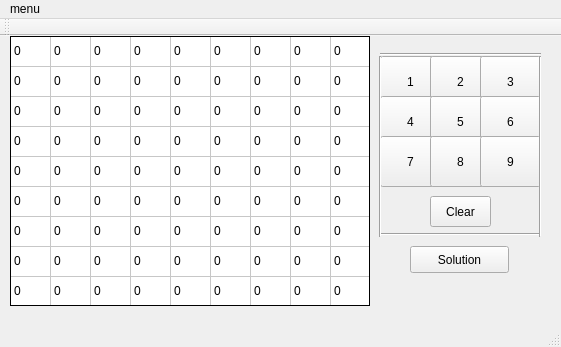
The window that mainwindow.ui (kunhwiko/Sudoku) describes before a commit, drawn with Qt 5.
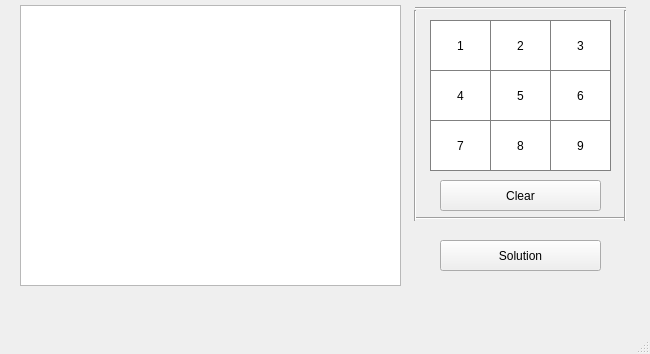
The same window after the commit.

Patch:
```diff
--- a/mainwindow.ui
+++ b/mainwindow.ui
@@ -6,16 +6,10 @@
    <rect>
     <x>0</x>
     <y>0</y>
-    <width>561</width>
-    <height>347</height>
+    <width>650</width>
+    <height>354</height>
    </rect>
   </property>
-  <property name="sizePolicy">
-   <sizepolicy hsizetype="Maximum" vsizetype="Preferred">
-    <horstretch>0</horstretch>
-    <verstretch>0</verstretch>
-   </sizepolicy>
-  </property>
   <property name="windowTitle">
    <string>sudoku!</string>
   </property>
@@ -23,567 +17,21 @@
    <widget class="QPushButton" name="solve">
     <property name="geometry">
      <rect>
-      <x>410</x>
-      <y>210</y>
-      <width>99</width>
-      <height>27</height>
-     </rect>
-    </property>
-    <property name="text">
-     <string>Solution</string>
-    </property>
-   </widget>
-   <widget class="QTableWidget" name="sudoku_board">
-    <property name="geometry">
-     <rect>
-      <x>10</x>
-      <y>0</y>
-      <width>360</width>
-      <height>270</height>
-     </rect>
-    </property>
-    <property name="minimumSize">
-     <size>
-      <width>360</width>
-      <height>270</height>
-     </size>
-    </property>
-    <property name="styleSheet">
-     <string notr="true">QTableWidget {
-border : 1px solid black;
-}</string>
-    </property>
-    <property name="verticalScrollBarPolicy">
-     <enum>Qt::ScrollBarAlwaysOff</enum>
-    </property>
-    <property name="horizontalScrollBarPolicy">
-     <enum>Qt::ScrollBarAlwaysOff</enum>
-    </property>
-    <property name="editTriggers">
-     <set>QAbstractItemView::NoEditTriggers</set>
-    </property>
-    <attribute name="horizontalHeaderVisible">
-     <bool>false</bool>
-    </attribute>
-    <attribute name="horizontalHeaderMinimumSectionSize">
-     <number>40</number>
-    </attribute>
-    <attribute name="horizontalHeaderDefaultSectionSize">
-     <number>40</number>
-    </attribute>
-    <attribute name="horizontalHeaderHighlightSections">
-     <bool>true</bool>
-    </attribute>
-    <attribute name="verticalHeaderVisible">
-     <bool>false</bool>
-    </attribute>
-    <row>
-     <property name="text">
-      <string>新建行</string>
-     </property>
-    </row>
-    <row>
-     <property name="text">
-      <string>新建行</string>
-     </property>
-    </row>
-    <row>
-     <property name="text">
-      <string>新建行</string>
-     </property>
-    </row>
-    <row>
-     <property name="text">
-      <string>新建行</string>
-     </property>
-    </row>
-    <row>
-     <property name="text">
-      <string>新建行</string>
-     </property>
-    </row>
-    <row>
-     <property name="text">
-      <string>新建行</string>
-     </property>
-    </row>
-    <row>
-     <property name="text">
-      <string>新建行</string>
-     </property>
-    </row>
-    <row>
-     <property name="text">
-      <string>新建行</string>
-     </property>
-    </row>
-    <row>
-     <property name="text">
-      <string>新建行</string>
-     </property>
-    </row>
-    <column>
-     <property name="text">
-      <string>新建列</string>
-     </property>
-    </column>
-    <column>
-     <property name="text">
-      <string>新建列</string>
-     </property>
-    </column>
-    <column>
-     <property name="text">
-      <string>新建列</string>
-     </property>
-    </column>
-    <column>
-     <property name="text">
-      <string>新建列</string>
-     </property>
-    </column>
-    <column>
-     <property name="text">
-      <string>新建列</string>
-     </property>
-    </column>
-    <column>
-     <property name="text">
-      <string>新建列</string>
-     </property>
-    </column>
-    <column>
-     <property name="text">
-      <string>新建列</string>
-     </property>
-    </column>
-    <column>
-     <property name="text">
-      <string>新建列</string>
-     </property>
-    </column>
-    <column>
-     <property name="text">
-      <string>新建列</string>
-     </property>
-    </column>
-    <item row="0" column="0">
-     <property name="text">
-      <string>0</string>
-     </property>
-    </item>
-    <item row="0" column="1">
-     <property name="text">
-      <string>0</string>
-     </property>
-    </item>
-    <item row="0" column="2">
-     <property name="text">
-      <string>0</string>
-     </property>
-    </item>
-    <item row="0" column="3">
-     <property name="text">
-      <string>0</string>
-     </property>
-    </item>
-    <item row="0" column="4">
-     <property name="text">
-      <string>0</string>
-     </property>
-    </item>
-    <item row="0" column="5">
-     <property name="text">
-      <string>0</string>
-     </property>
-    </item>
-    <item row="0" column="6">
-     <property name="text">
-      <string>0</string>
-     </property>
-    </item>
-    <item row="0" column="7">
-     <property name="text">
-      <string>0</string>
-     </property>
-    </item>
-    <item row="0" column="8">
-     <property name="text">
-      <string>0</string>
-     </property>
-    </item>
-    <item row="1" column="0">
-     <property name="text">
-      <string>0</string>
-     </property>
-    </item>
-    <item row="1" column="1">
-     <property name="text">
-      <string>0</string>
-     </property>
-    </item>
-    <item row="1" column="2">
-     <property name="text">
-      <string>0</string>
-     </property>
-    </item>
-    <item row="1" column="3">
-     <property name="text">
-      <string>0</string>
-     </property>
-    </item>
-    <item row="1" column="4">
-     <property name="text">
-      <string>0</string>
-     </property>
-    </item>
-    <item row="1" column="5">
-     <property name="text">
-      <string>0</string>
-     </property>
-    </item>
-    <item row="1" column="6">
-     <property name="text">
-      <string>0</string>
-     </property>
-    </item>
-    <item row="1" column="7">
-     <property name="text">
-      <string>0</string>
-     </property>
-    </item>
-    <item row="1" column="8">
-     <property name="text">
-      <string>0</string>
-     </property>
-    </item>
-    <item row="2" column="0">
-     <property name="text">
-      <string>0</string>
-     </property>
-    </item>
-    <item row="2" column="1">
-     <property name="text">
-      <string>0</string>
-     </property>
-    </item>
-    <item row="2" column="2">
-     <property name="text">
-      <string>0</string>
-     </property>
-    </item>
-    <item row="2" column="3">
-     <property name="text">
-      <string>0</string>
-     </property>
-    </item>
-    <item row="2" column="4">
-     <property name="text">
-      <string>0</string>
-     </property>
-    </item>
-    <item row="2" column="5">
-     <property name="text">
-      <string>0</string>
-     </property>
-    </item>
-    <item row="2" column="6">
-     <property name="text">
-      <string>0</string>
-     </property>
-    </item>
-    <item row="2" column="7">
-     <property name="text">
-      <string>0</string>
-     </property>
-    </item>
-    <item row="2" column="8">
-     <property name="text">
-      <string>0</string>
-     </property>
-    </item>
-    <item row="3" column="0">
-     <property name="text">
-      <string>0</string>
-     </property>
-    </item>
-    <item row="3" column="1">
-     <property name="text">
-      <string>0</string>
-     </property>
-    </item>
-    <item row="3" column="2">
-     <property name="text">
-      <string>0</string>
-     </property>
-    </item>
-    <item row="3" column="3">
-     <property name="text">
-      <string>0</string>
-     </property>
-    </item>
-    <item row="3" column="4">
-     <property name="text">
-      <string>0</string>
-     </property>
-    </item>
-    <item row="3" column="5">
-     <property name="text">
-      <string>0</string>
-     </property>
-    </item>
-    <item row="3" column="6">
-     <property name="text">
-      <string>0</string>
-     </property>
-    </item>
-    <item row="3" column="7">
-     <property name="text">
-      <string>0</string>
-     </property>
-    </item>
-    <item row="3" column="8">
-     <property name="text">
-      <string>0</string>
-     </property>
-    </item>
-    <item row="4" column="0">
-     <property name="text">
-      <string>0</string>
-     </property>
-    </item>
-    <item row="4" column="1">
-     <property name="text">
-      <string>0</string>
-     </property>
-    </item>
-    <item row="4" column="2">
-     <property name="text">
-      <string>0</string>
-     </property>
-    </item>
-    <item row="4" column="3">
-     <property name="text">
-      <string>0</string>
-     </property>
-    </item>
-    <item row="4" column="4">
-     <property name="text">
-      <string>0</string>
-     </property>
-    </item>
-    <item row="4" column="5">
-     <property name="text">
-      <string>0</string>
-     </property>
-    </item>
-    <item row="4" column="6">
-     <property name="text">
-      <string>0</string>
-     </property>
-    </item>
-    <item row="4" column="7">
-     <property name="text">
-      <string>0</string>
-     </property>
-    </item>
-    <item row="4" column="8">
-     <property name="text">
-      <string>0</string>
-     </property>
-    </item>
-    <item row="5" column="0">
-     <property name="text">
-      <string>0</string>
-     </property>
-    </item>
-    <item row="5" column="1">
-     <property name="text">
-      <string>0</string>
-     </property>
-    </item>
-    <item row="5" column="2">
-     <property name="text">
-      <string>0</string>
-     </property>
-    </item>
-    <item row="5" column="3">
-     <property name="text">
-      <string>0</string>
-     </property>
-    </item>
-    <item row="5" column="4">
-     <property name="text">
-      <string>0</string>
-     </property>
-    </item>
-    <item row="5" column="5">
-     <property name="text">
-      <string>0</string>
-     </property>
-    </item>
-    <item row="5" column="6">
-     <property name="text">
-      <string>0</string>
-     </property>
-    </item>
-    <item row="5" column="7">
-     <property name="text">
-      <string>0</string>
-     </property>
-    </item>
-    <item row="5" column="8">
-     <property name="text">
-      <string>0</string>
-     </property>
-    </item>
-    <item row="6" column="0">
-     <property name="text">
-      <string>0</string>
-     </property>
-    </item>
-    <item row="6" column="1">
-     <property name="text">
-      <string>0</string>
-     </property>
-    </item>
-    <item row="6" column="2">
-     <property name="text">
-      <string>0</string>
-     </property>
-    </item>
-    <item row="6" column="3">
-     <property name="text">
-      <string>0</string>
-     </property>
-    </item>
-    <item row="6" column="4">
-     <property name="text">
-      <string>0</string>
-     </property>
-    </item>
-    <item row="6" column="5">
-     <property name="text">
-      <string>0</string>
-     </property>
-    </item>
-    <item row="6" column="6">
-     <property name="text">
-      <string>0</string>
-     </property>
-    </item>
-    <item row="6" column="7">
-     <property name="text">
-      <string>0</string>
-     </property>
-    </item>
-    <item row="6" column="8">
-     <property name="text">
-      <string>0</string>
-     </property>
-    </item>
-    <item row="7" column="0">
-     <property name="text">
-      <string>0</string>
-     </property>
-    </item>
-    <item row="7" column="1">
-     <property name="text">
-      <string>0</string>
-     </property>
-    </item>
-    <item row="7" column="2">
-     <property name="text">
-      <string>0</string>
-     </property>
-    </item>
-    <item row="7" column="3">
-     <property name="text">
-      <string>0</string>
-     </property>
-    </item>
-    <item row="7" column="4">
-     <property name="text">
-      <string>0</string>
-     </property>
-    </item>
-    <item row="7" column="5">
-     <property name="text">
-      <string>0</string>
-     </property>
-    </item>
-    <item row="7" column="6">
-     <property name="text">
-      <string>0</string>
-     </property>
-    </item>
-    <item row="7" column="7">
-     <property name="text">
-      <string>0</string>
-     </property>
-    </item>
-    <item row="7" column="8">
-     <property name="text">
-      <string>0</string>
-     </property>
-    </item>
-    <item row="8" column="0">
-     <property name="text">
-      <string>0</string>
-     </property>
-    </item>
-    <item row="8" column="1">
-     <property name="text">
-      <string>0</string>
-     </property>
-    </item>
-    <item row="8" column="2">
-     <property name="text">
-      <string>0</string>
-     </property>
-    </item>
-    <item row="8" column="3">
-     <property name="text">
-      <string>0</string>
-     </property>
-    </item>
-    <item row="8" column="4">
-     <property name="text">
-      <string>0</string>
-     </property>
-    </item>
-    <item row="8" column="5">
-     <property name="text">
-      <string>0</string>
-     </property>
-    </item>
-    <item row="8" column="6">
-     <property name="text">
-      <string>0</string>
-     </property>
-    </item>
-    <item row="8" column="7">
-     <property name="text">
-      <string>0</string>
-     </property>
-    </item>
-    <item row="8" column="8">
-     <property name="text">
-      <string>0</string>
-     </property>
-    </item>
-   </widget>
-   <widget class="QPushButton" name="pushButton">
-    <property name="geometry">
-     <rect>
-      <x>380</x>
+      <x>430</x>
       <y>20</y>
       <width>61</width>
       <height>51</height>
      </rect>
     </property>
+    <property name="sizePolicy">
+     <sizepolicy hsizetype="MinimumExpanding" vsizetype="Fixed">
+      <horstretch>0</horstretch>
+      <verstretch>0</verstretch>
+     </sizepolicy>
+    </property>
     <property name="styleSheet">
-     <string notr="true"/>
+     <string notr="true">background-color : white;
+border : 1px solid gray;</string>
     </property>
     <property name="text">
      <string>1</string>
@@ -592,27 +40,21 @@
    <widget class="QPushButton" name="pushButton_2">
     <property name="geometry">
      <rect>
-      <x>430</x>
+      <x>550</x>
       <y>20</y>
       <width>61</width>
       <height>51</height>
      </rect>
     </property>
+    <property name="sizePolicy">
+     <sizepolicy hsizetype="MinimumExpanding" vsizetype="Fixed">
+      <horstretch>0</horstretch>
+      <verstretch>0</verstretch>
+     </sizepolicy>
+    </property>
     <property name="styleSheet">
-     <string notr="true"/>
-    </property>
-    <property name="text">
-     <string>2</string>
-    </property>
-   </widget>
-   <widget class="QPushButton" name="pushButton_3">
-    <property name="geometry">
-     <rect>
-      <x>480</x>
-      <y>20</y>
-      <width>61</width>
-      <height>51</height>
-     </rect>
+     <string notr="true">background-color : white;
+border : 1px solid gray;</string>
     </property>
     <property name="text">
      <string>3</string>
@@ -621,11 +63,55 @@
    <widget class="QPushButton" name="pushButton_4">
     <property name="geometry">
      <rect>
-      <x>380</x>
-      <y>60</y>
+      <x>490</x>
+      <y>20</y>
       <width>61</width>
       <height>51</height>
      </rect>
+    </property>
+    <property name="sizePolicy">
+     <sizepolicy hsizetype="MinimumExpanding" vsizetype="Fixed">
+      <horstretch>0</horstretch>
+      <verstretch>0</verstretch>
+     </sizepolicy>
+    </property>
+    <property name="styleSheet">
+     <string notr="true">background-color : white;
+border : 1px solid gray;</string>
+    </property>
+    <property name="text">
+     <string>2</string>
+    </property>
+   </widget>
+   <widget class="QPushButton" name="button6">
+    <property name="geometry">
+     <rect>
+      <x>550</x>
+      <y>70</y>
+      <width>61</width>
+      <height>51</height>
+     </rect>
+    </property>
+    <property name="styleSheet">
+     <string notr="true">background-color : white;
+border : 1px solid gray;</string>
+    </property>
+    <property name="text">
+     <string>6</string>
+    </property>
+   </widget>
+   <widget class="QPushButton" name="button4">
+    <property name="geometry">
+     <rect>
+      <x>430</x>
+      <y>70</y>
+      <width>61</width>
+      <height>51</height>
+     </rect>
+    </property>
+    <property name="styleSheet">
+     <string notr="true">background-color : white;
+border : 1px solid gray;</string>
     </property>
     <property name="text">
      <string>4</string>
@@ -634,14 +120,15 @@
    <widget class="QPushButton" name="pushButton_5">
     <property name="geometry">
      <rect>
-      <x>430</x>
-      <y>60</y>
+      <x>490</x>
+      <y>70</y>
       <width>61</width>
       <height>51</height>
      </rect>
     </property>
     <property name="styleSheet">
-     <string notr="true"/>
+     <string notr="true">background-color : white;
+border : 1px solid gray;</string>
     </property>
     <property name="text">
      <string>5</string>
@@ -650,25 +137,33 @@
    <widget class="QPushButton" name="pushButton_6">
     <property name="geometry">
      <rect>
-      <x>480</x>
-      <y>60</y>
+      <x>550</x>
+      <y>120</y>
       <width>61</width>
       <height>51</height>
      </rect>
     </property>
+    <property name="styleSheet">
+     <string notr="true">background-color : white;
+border : 1px solid gray;</string>
+    </property>
     <property name="text">
-     <string>6</string>
+     <string>9</string>
     </property>
    </widget>
    <widget class="QPushButton" name="pushButton_7">
     <property name="geometry">
      <rect>
-      <x>380</x>
-      <y>100</y>
+      <x>430</x>
+      <y>120</y>
       <width>61</width>
       <height>51</height>
      </rect>
     </property>
+    <property name="styleSheet">
+     <string notr="true">background-color : white;
+border : 1px solid gray;</string>
+    </property>
     <property name="text">
      <string>7</string>
     </property>
@@ -676,12 +171,16 @@
    <widget class="QPushButton" name="pushButton_8">
     <property name="geometry">
      <rect>
-      <x>430</x>
-      <y>100</y>
+      <x>490</x>
+      <y>120</y>
       <width>61</width>
       <height>51</height>
      </rect>
     </property>
+    <property name="styleSheet">
+     <string notr="true">background-color : white;
+border : 1px solid gray;</string>
+    </property>
     <property name="text">
      <string>8</string>
     </property>
@@ -689,22 +188,9 @@
    <widget class="QPushButton" name="pushButton_9">
     <property name="geometry">
      <rect>
-      <x>480</x>
-      <y>100</y>
-      <width>61</width>
-      <height>51</height>
-     </rect>
-    </property>
-    <property name="text">
-     <string>9</string>
-    </property>
-   </widget>
-   <widget class="QPushButton" name="pushButton_10">
-    <property name="geometry">
-     <rect>
-      <x>430</x>
-      <y>160</y>
-      <width>61</width>
+      <x>440</x>
+      <y>180</y>
+      <width>161</width>
       <height>31</height>
      </rect>
     </property>
@@ -712,18 +198,28 @@
      <string>Clear</string>
     </property>
    </widget>
+   <widget class="QPushButton" name="Solution">
+    <property name="geometry">
+     <rect>
+      <x>440</x>
+      <y>240</y>
+      <width>161</width>
+      <height>31</height>
+     </rect>
+    </property>
+    <property name="text">
+     <string>Solution</string>
+    </property>
+   </widget>
    <widget class="Line" name="line">
     <property name="geometry">
      <rect>
-      <x>380</x>
-      <y>10</y>
-      <width>161</width>
+      <x>415</x>
+      <y>0</y>
+      <width>211</width>
       <height>16</height>
      </rect>
     </property>
-    <property name="styleSheet">
-     <string notr="true">line-&gt;setStyleSheet(QString(&quot;background-color: #0000FF;&quot;));</string>
-    </property>
     <property name="orientation">
      <enum>Qt::Horizontal</enum>
     </property>
@@ -731,15 +227,12 @@
    <widget class="Line" name="line_2">
     <property name="geometry">
      <rect>
-      <x>380</x>
-      <y>190</y>
-      <width>161</width>
+      <x>415</x>
+      <y>210</y>
+      <width>211</width>
       <height>16</height>
      </rect>
     </property>
-    <property name="styleSheet">
-     <string notr="true"/>
-    </property>
     <property name="orientation">
      <enum>Qt::Horizontal</enum>
     </property>
@@ -747,10 +240,10 @@
    <widget class="Line" name="line_3">
     <property name="geometry">
      <rect>
-      <x>370</x>
-      <y>20</y>
-      <width>20</width>
-      <height>181</height>
+      <x>405</x>
+      <y>10</y>
+      <width>21</width>
+      <height>211</height>
      </rect>
     </property>
     <property name="orientation">
@@ -760,78 +253,61 @@
    <widget class="Line" name="line_4">
     <property name="geometry">
      <rect>
-      <x>530</x>
-      <y>20</y>
-      <width>20</width>
-      <height>181</height>
+      <x>615</x>
+      <y>10</y>
+      <width>21</width>
+      <height>211</height>
      </rect>
     </property>
-    <property name="styleSheet">
-     <string notr="true">background-color : 1px solid black;</string>
-    </property>
     <property name="orientation">
      <enum>Qt::Vertical</enum>
     </property>
    </widget>
-   <zorder>sudoku_board</zorder>
-   <zorder>solve</zorder>
-   <zorder>pushButton</zorder>
-   <zorder>pushButton_2</zorder>
-   <zorder>pushButton_3</zorder>
-   <zorder>pushButton_4</zorder>
-   <zorder>pushButton_5</zorder>
-   <zorder>pushButton_6</zorder>
-   <zorder>pushButton_7</zorder>
-   <zorder>pushButton_8</zorder>
-   <zorder>pushButton_9</zorder>
-   <zorder>pushButton_10</zorder>
-   <zorder>line</zorder>
-   <zorder>line_2</zorder>
-   <zorder>line_3</zorder>
-   <zorder>line_4</zorder>
+   <widget class="QTableView" name="sudoku_board">
+    <property name="enabled">
+     <bool>true</bool>
+    </property>
+    <property name="geometry">
+     <rect>
+      <x>20</x>
+      <y>5</y>
+      <width>381</width>
+      <height>281</height>
+     </rect>
+    </property>
+   </widget>
   </widget>
-  <widget class="QToolBar" name="mainToolBar">
-   <attribute name="toolBarArea">
-    <enum>TopToolBarArea</enum>
-   </attribute>
-   <attribute name="toolBarBreak">
-    <bool>false</bool>
-   </attribute>
-  </widget>
-  <widget class="QStatusBar" name="statusBar"/>
-  <widget class="QMenuBar" name="menuBar">
+  <widget class="QMenuBar" name="menubar">
    <property name="geometry">
     <rect>
      <x>0</x>
      <y>0</y>
-     <width>561</width>
+     <width>650</width>
      <height>22</height>
     </rect>
    </property>
-   <widget class="QMenu" name="menuMenu">
-    <property name="title">
-     <string>menu</string>
-    </property>
-    <addaction name="actionNew_game"/>
-   </widget>
-   <addaction name="menuMenu"/>
+    <item row="0" column="0">
+     <property name="text">
+      <string>0</string>
+     </property>
+    </item>
+    <item row="0" column="1">
+     <property name="text">
+      <string>0</string>
+     </property>
+    </item>
+    <item row="0" column="2">
+     <property name="text">
+      <string>0</string>
+     </property>
+    </item>
+    <item row="0" column="3">
+     <property name="text">
+      <string>0</string>
+     </property>
+    </item>
   </widget>
-  <action name="actionExit">
-   <property name="text">
-    <string>exit</string>
-   </property>
-   <property name="shortcut">
-    <string>Alt+Q</string>
-   </property>
-  </action>
-  <action name="actionNew_game">
-   <property name="text">
-    <string>new game</string>
-   </property>
-   <property name="shortcut">
-    <string>Alt+N</string>
-   </property>
-  </action>
+  <widget class="QStatusBar" name="statusbar"/>
  </widget>
  <layoutdefault spacing="6" margin="11"/>
  <resources/>
```
Left out of the diff: 23 changed lines with no effect on the pictures.
